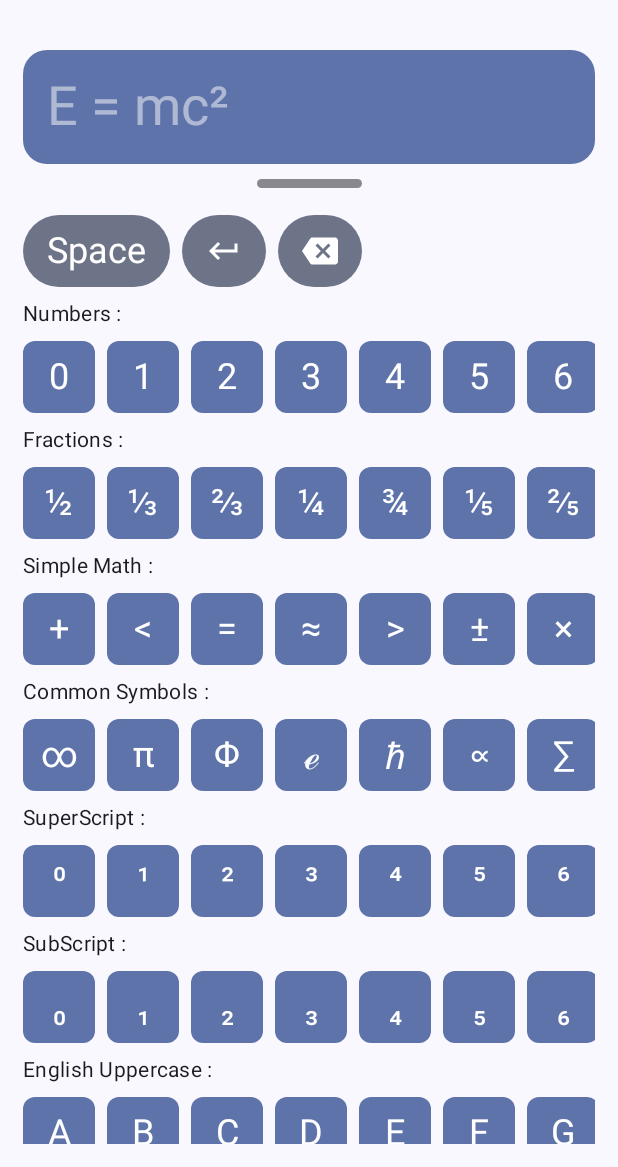
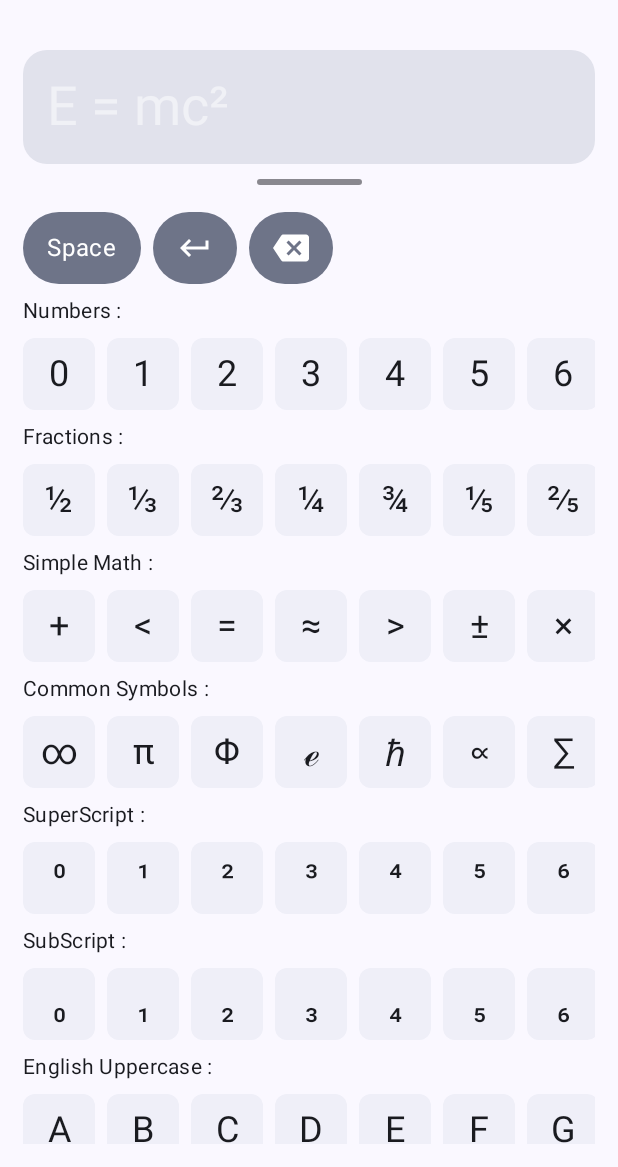
Before and after one commit to you-apps/CalcYou, an Android app built with Jetpack Compose: the CharacterInputScreen screen opened through its navigation route, on a phone screen of 412 x 824 dp, the part 69-1236 px from its top. Run offline under Robolectric (Android 15) with nearby library versions, the phone set to English and light mode, and no system bars; libraries missing offline, so code that uses them is left out: org.javia.arity.

Commit message:
style: change character input screen colors

```diff
--- a/app/src/main/java/net/youapps/calcyou/ui/components/buttons/KeyboardKey.kt
+++ b/app/src/main/java/net/youapps/calcyou/ui/components/buttons/KeyboardKey.kt
@@ -11,6 +11,7 @@ import androidx.compose.foundation.shape.RoundedCornerShape
 import androidx.compose.material3.Icon
 import androidx.compose.material3.MaterialTheme
 import androidx.compose.material3.Text
+import androidx.compose.material3.surfaceColorAtElevation
 import androidx.compose.runtime.Composable
 import androidx.compose.ui.Alignment
 import androidx.compose.ui.Modifier
@@ -28,7 +29,7 @@ fun KeyboardKey(
     Box(
         modifier = Modifier
             .clip(shape = RoundedCornerShape(8.dp))
-            .background(MaterialTheme.colorScheme.primaryContainer)
+            .background(MaterialTheme.colorScheme.surfaceColorAtElevation(1.dp))
             .size(48.dp)
             .clickable {
                 onClick()
@@ -41,7 +42,7 @@ fun KeyboardKey(
             Modifier
                 .padding(4.dp),
             style = MaterialTheme.typography.headlineSmall,
-            color = MaterialTheme.colorScheme.onPrimaryContainer
+            color = MaterialTheme.colorScheme.onSurface
 
         )
     }
@@ -77,7 +78,7 @@ fun KeyboardSpecialKey(
                 keyboardKey,
                 Modifier
                     .padding(vertical = 4.dp, horizontal = 16.dp),
-                style = MaterialTheme.typography.headlineSmall,
+                style = MaterialTheme.typography.bodyLarge,
                 color = MaterialTheme.colorScheme.onPrimaryContainer
             )
         }
--- a/app/src/main/java/net/youapps/calcyou/ui/screens/CharacterInputScreen.kt
+++ b/app/src/main/java/net/youapps/calcyou/ui/screens/CharacterInputScreen.kt
@@ -58,8 +58,8 @@ fun CharacterInputScreen() {
             textStyle = MaterialTheme.typography.displaySmall,
             modifier = Modifier.fillMaxWidth(),
             colors = TextFieldDefaults.colors(
-                focusedContainerColor = MaterialTheme.colorScheme.primaryContainer,
-                unfocusedContainerColor = MaterialTheme.colorScheme.primaryContainer,
+                focusedContainerColor = MaterialTheme.colorScheme.secondaryContainer,
+                unfocusedContainerColor = MaterialTheme.colorScheme.surfaceVariant,
                 disabledContainerColor = Color.Transparent,
                 focusedIndicatorColor = Color.Transparent,
                 unfocusedIndicatorColor = Color.Transparent,
@@ -73,7 +73,7 @@ fun CharacterInputScreen() {
             modifier = Modifier
                 .align(Alignment.CenterHorizontally)
                 .padding(10.dp)
-                .size(70.dp, 6.dp)
+                .size(70.dp, 4.dp)
                 .clip(RoundedCornerShape(50))
         )
         val rowScrollState = rememberScrollState()
```
